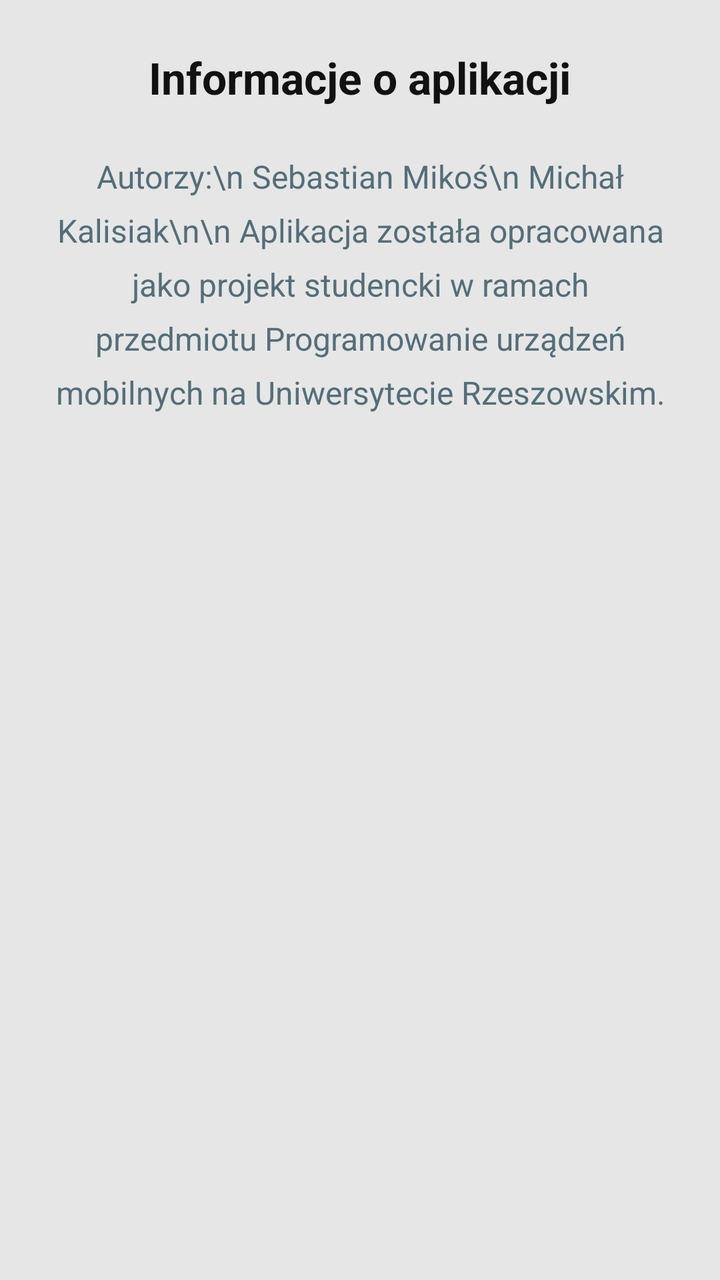
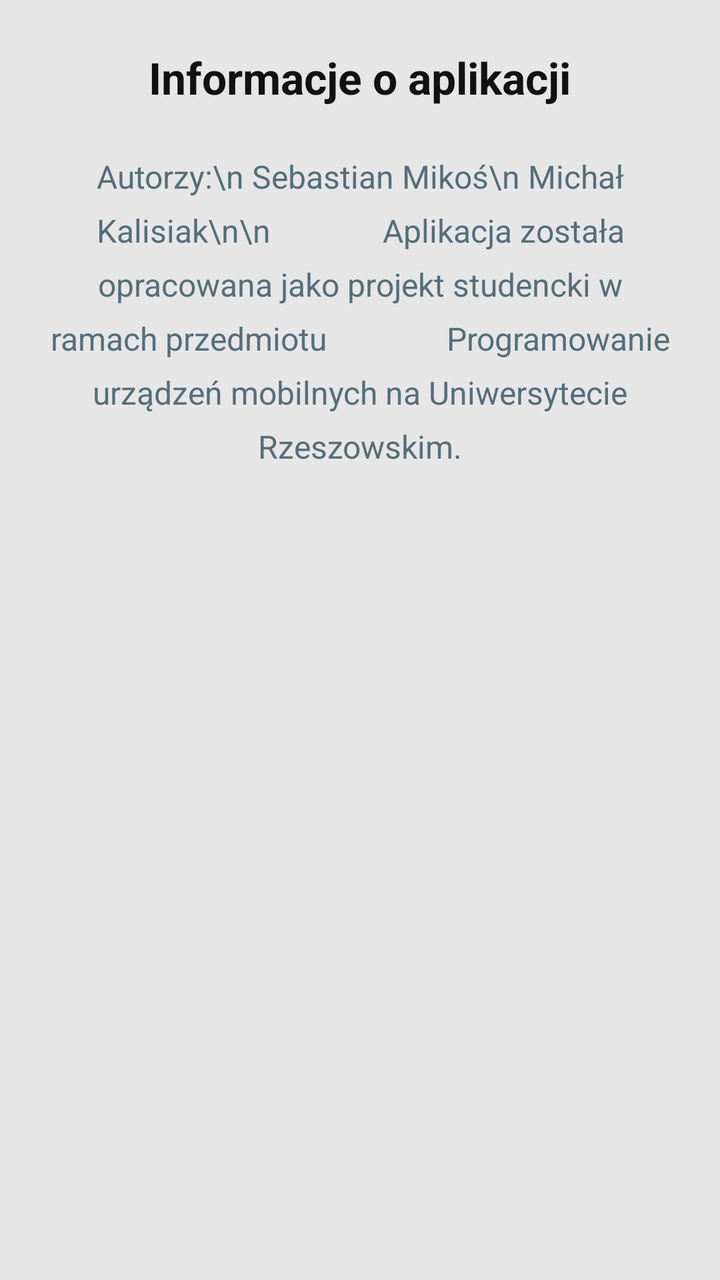

An Android layout rendered at two revisions. The XML below is the earlier revision; the diff shows what the commit changed to produce the second picture.
<!-- AndroidManifest.xml: application theme Theme.GigaNotatnik -->
<!-- res/layout/activity_info.xml -->
<?xml version="1.0" encoding="utf-8"?>
<ScrollView xmlns:android="http://schemas.android.com/apk/res/android"
    android:layout_width="match_parent"
    android:layout_height="match_parent"
    android:background="@color/background"
    android:padding="24dp">

    <LinearLayout
        android:layout_width="match_parent"
        android:layout_height="wrap_content"
        android:orientation="vertical"
        android:gravity="center_horizontal">

        
        <TextView
            android:id="@+id/infoHeader"
            android:layout_width="wrap_content"
            android:layout_height="wrap_content"
            android:text="Informacje o aplikacji"
            android:textSize="22sp"
            android:textStyle="bold"
            android:textColor="@color/textPrimary"
            android:layout_marginBottom="24dp" />

        
        <TextView
            android:id="@+id/infoText"
            android:layout_width="wrap_content"
            android:layout_height="wrap_content"
            android:text="Autorzy:\n Sebastian Mikoś\n Michał Kalisiak\n\n Aplikacja została opracowana jako projekt studencki w ramach przedmiotu Programowanie urządzeń mobilnych na Uniwersytecie Rzeszowskim."
            android:textSize="16sp"
            android:textColor="@color/textSecondary"
            android:gravity="center"
            android:lineSpacingExtra="8dp"
            android:layout_marginBottom="32dp" />

    </LinearLayout>
</ScrollView>
<!-- resources referenced by this layout -->
<resources>
  <color name="background">#e6e6e6</color>
  <color name="textPrimary">#111111</color>
  <color name="textSecondary">#546E7A</color>
  <style name="Theme.GigaNotatnik" parent="Theme.Material3.DayNight.NoActionBar">
          <item name="android:windowBackground">@color/background</item>
          <item name="android:statusBarColor">@color/statusBarColor</item>
          <item name="colorPrimary">@color/primary</item>
          <item name="colorPrimaryVariant">@color/primaryVariant</item>
          <item name="colorSecondary">@color/primary_teal</item>
          <item name="colorAccent">@color/accent</item>
          <item name="colorSurface">@color/surface</item>
          <item name="colorOnSurface">@color/textPrimary</item>
          <item name="colorOnPrimary">@color/text_on_button</item>
  
      </style>
  <color name="statusBarColor">#3A7F74</color>
  <color name="primary">#3A7F74</color>
  <color name="primaryVariant">#427964</color>
  <color name="primary_teal">#2F6F63</color>
  <color name="accent">#00D4FF</color>
  <color name="surface">#FFFFFF</color>
  <color name="text_on_button">#347f78</color>
</resources>

<!-- the commit's change to res/layout/activity_info.xml (unified diff, before → after) -->
@@ -27,7 +27,9 @@
             android:id="@+id/infoText"
             android:layout_width="wrap_content"
             android:layout_height="wrap_content"
-            android:text="Autorzy:\n Sebastian Mikoś\n Michał Kalisiak\n\n Aplikacja została opracowana jako projekt studencki w ramach przedmiotu Programowanie urządzeń mobilnych na Uniwersytecie Rzeszowskim."
+            android:text="Autorzy:\n Sebastian Mikoś\n Michał Kalisiak\n\n
+             Aplikacja została opracowana jako projekt studencki w ramach przedmiotu
+              Programowanie urządzeń mobilnych na Uniwersytecie Rzeszowskim."
             android:textSize="16sp"
             android:textColor="@color/textSecondary"
             android:gravity="center"
